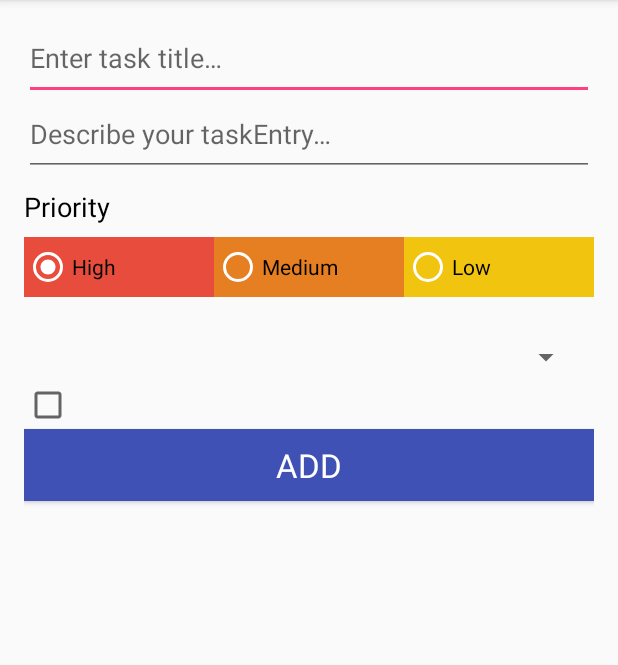
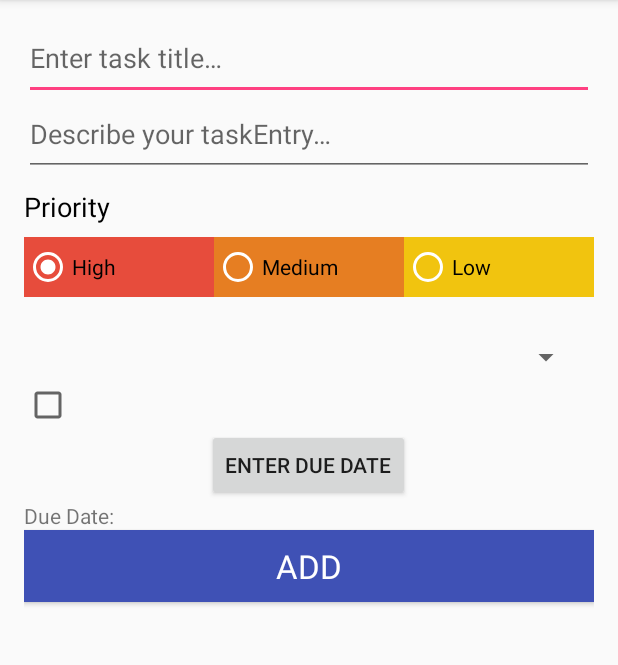
Before and after one commit to arunditti/TodoList, an Android app: the AddTaskActivity screen opened directly, with no data from a screen before it, on a phone screen of 412 x 824 dp, the part 84-749 px from its top. Run offline under Robolectric (Android 15) with nearby library versions, the phone set to English and light mode, and no system bars; our stand-ins replace Room's generated code.

Commit message:
Add DatePickerDialog

```diff
--- a/app/src/main/java/com/arunditti/android/todolist/ui/activities/AddTaskActivity.java
+++ b/app/src/main/java/com/arunditti/android/todolist/ui/activities/AddTaskActivity.java
@@ -1,5 +1,6 @@
 package com.arunditti.android.todolist.ui.activities;
 
+import android.app.DatePickerDialog;
 import android.arch.lifecycle.Observer;
 import android.arch.lifecycle.ViewModelProviders;
 import android.content.Intent;
@@ -12,8 +13,10 @@ import android.view.View;
 import android.widget.Button;
 import android.widget.CheckBox;
 import android.widget.CompoundButton;
+import android.widget.DatePicker;
 import android.widget.EditText;
 import android.widget.RadioGroup;
+import android.widget.TextView;
 import android.widget.Toast;
 
 import com.arunditti.android.todolist.R;
@@ -23,9 +26,12 @@ import com.arunditti.android.todolist.utils.AppExecutors;
 import com.arunditti.android.todolist.viewModel.AddTaskViewModel;
 import com.arunditti.android.todolist.viewModel.AddTaskViewModelFactory;
 
+import java.text.SimpleDateFormat;
+import java.util.Calendar;
 import java.util.Date;
+import java.util.Locale;
 
-public class AddTaskActivity extends AppCompatActivity {
+public class AddTaskActivity extends AppCompatActivity implements DatePickerDialog.OnDateSetListener {
 
     private static final String LOG_TAG = AddTaskActivity.class.getSimpleName();
 
@@ -39,8 +45,11 @@ public class AddTaskActivity extends AppCompatActivity {
     public static final int PRIORITY_LOW = 3;
     // Constant for default task id to be used when not in update mode
     private static final int DEFAULT_TASK_ID = -1;
-    // Constant for logging
-    private static final String TAG = AddTaskActivity.class.getSimpleName();
+    // Constant for date format
+    private static final String DATE_FORMAT = "dd/MM/yyy";
+
+    private SimpleDateFormat dateFormat = new SimpleDateFormat(DATE_FORMAT, Locale.getDefault());
+
     // Fields for views
     EditText mEditTextTitle;
     EditText mEditTextDescription;
@@ -49,6 +58,13 @@ public class AddTaskActivity extends AppCompatActivity {
     AppCompatCheckBox mCheckbox;
     private boolean isCompleted;
 
+    private Date mDate;
+    private Calendar mCalender;
+    Button mDateDialog;
+    private DatePickerDialog mDatePickerDialog;
+    private Date mDueDate;
+
+    private TextView mTextViewDueDate;
     private int mTaskId = DEFAULT_TASK_ID;
 
     // Create AppDatabase member variable for the Database
@@ -72,6 +88,7 @@ public class AddTaskActivity extends AppCompatActivity {
         Intent intent = getIntent();
         if (intent != null && intent.hasExtra(EXTRA_TASK_ID)) {
             mButton.setText(R.string.update_button);
+
             if (mTaskId == DEFAULT_TASK_ID) {
                 // populate the UI
                 //  Assign the value of EXTRA_TASK_ID in the intent to mTaskId
@@ -111,6 +128,23 @@ public class AddTaskActivity extends AppCompatActivity {
         mEditTextDescription = findViewById(R.id.editTextTaskDescription);
         mRadioGroup = findViewById(R.id.radioGroup);
         mCheckbox = findViewById(R.id.completed);
+        mTextViewDueDate = findViewById(R.id.tv_due_date);
+
+        mCalender = Calendar.getInstance();
+
+        mDatePickerDialog = new DatePickerDialog(this, AddTaskActivity.this,
+                mCalender.get(Calendar.YEAR),
+                mCalender.get(Calendar.MONTH),
+                mCalender.get(Calendar.DAY_OF_MONTH));
+
+
+        mDateDialog = findViewById(R.id.button_date);
+        mDateDialog.setOnClickListener(new View.OnClickListener() {
+            @Override
+            public void onClick(View v) {
+                mDatePickerDialog.show();
+            }
+        });
 
         mButton = findViewById(R.id.button_save);
         mButton.setOnClickListener(new View.OnClickListener() {
@@ -144,6 +178,15 @@ public class AddTaskActivity extends AppCompatActivity {
 //            isCompleted = TaskEntry.TASK_NOT_COMPLETED;
 //        }
         mCheckbox.setChecked(isCompleted);
+
+
+        final String dueDate = dateFormat.format(task.getDueDate());
+        if(dueDate.isEmpty()) {
+            mTextViewDueDate.setText("");
+        } else {
+            mTextViewDueDate.setText(dueDate);
+        }
+
     }
 
     /**
@@ -157,10 +200,17 @@ public class AddTaskActivity extends AppCompatActivity {
         String description = mEditTextDescription.getText().toString();
         //Create a priority variable and assign the value returned by getPriorityFromViews()
         int priority = getPriorityFromViews();
+
         // Create a date variable and assign to it the current Date
-        Date date = new Date();
+        mDate = new Date();
+
+        //mDatePickerDialog.updateDate(Calendar.YEAR, Calendar.MONTH, Calendar.DAY_OF_MONTH);
+
+        mDueDate = mCalender.getTime();
+       // onDateSet(mDatePickerDialog.getDatePicker(), Calendar.YEAR, Calendar.MONTH, Calendar.DAY_OF_MONTH);
+        Log.d(LOG_TAG, "************* due date is: " + mDueDate);
+
         final boolean completed;
-
         if(mCheckbox.isChecked()) {
             completed = TaskEntry.TASK_COMPLETED;
         } else {
@@ -169,7 +219,7 @@ public class AddTaskActivity extends AppCompatActivity {
         mCheckbox.setChecked(completed);
 
         //Make taskEntry final so it is visible inside the run method
-        final TaskEntry task = new TaskEntry(title, description, priority, completed, date, date);
+        final TaskEntry task = new TaskEntry(title, description, priority, completed, mDate, mDueDate);
         //  Get the diskIO Executor from the instance of AppExecutors and
         // call the diskIO execute method with a new Runnable and implement its run method
         AppExecutors.getInstance().diskIO().execute(new Runnable() {
@@ -228,4 +278,12 @@ public class AddTaskActivity extends AppCompatActivity {
                 ((RadioGroup) findViewById(R.id.radioGroup)).check(R.id.radButton3);
         }
     }
+
+    @Override
+    public void onDateSet(DatePicker view, int year, int month, int dayOfMonth) {
+        mCalender.set(Calendar.YEAR, year);
+        mCalender.set(Calendar.MONTH, month);
+        mCalender.set(Calendar.DAY_OF_MONTH, dayOfMonth);
+        mDueDate = mCalender.getTime();
+    }
 }
--- a/app/src/main/res/layout/activity_add_task.xml
+++ b/app/src/main/res/layout/activity_add_task.xml
@@ -105,6 +105,22 @@
             app:layout_constraintStart_toStartOf="parent"/>
 
 
+        <Button
+            android:id="@+id/button_date"
+            android:layout_width="wrap_content"
+            android:layout_height="wrap_content"
+            android:layout_gravity="center"
+            android:text="@string/set_date"/>
+
+        <TextView
+            android:id="@+id/tv_due_date"
+            android:layout_width="wrap_content"
+            android:layout_height="wrap_content"
+            android:gravity="center_vertical"
+            android:text="Due Date:"/>
+
+
+
         <!-- Add button -->
     <Button
         android:id="@+id/button_save"
--- a/app/src/main/res/layout/task_layout.xml
+++ b/app/src/main/res/layout/task_layout.xml
@@ -72,6 +72,12 @@
             app:layout_constraintStart_toStartOf="parent" android:layout_marginLeft="32dp"
             android:layout_marginStart="32dp"/>
 
+        <TextView
+            android:id="@+id/tv_due_date"
+            android:layout_width="wrap_content"
+            android:layout_height="wrap_content"
+            tools:text="11/11/1111"/>
+
     </LinearLayout>
 
     <!-- A priority circle that is colored in programmatically in the adapter code -->
--- a/app/src/main/res/values/strings.xml
+++ b/app/src/main/res/values/strings.xml
@@ -25,6 +25,7 @@
     <string name="update_button">Update</string>
 
     <string name="has_no_due_date">No due date</string>
+    <string name="set_date">Enter due date</string>
 
     <!-- Title text for the empty view, which describes the empty dog house image [CHAR LIMIT=50] -->
     <string name="empty_view_title_text">It\'s a bit lonely here...</string>
```
Also changed, not shown: app/src/main/java/com/arunditti/android/todolist/ui/adapter/TaskAdapter.java (+7 -1 lines), app/src/main/java/com/arunditti/android/todolist/ui/fragments/DatePickerFragment.java (added, +35 -0 lines).
